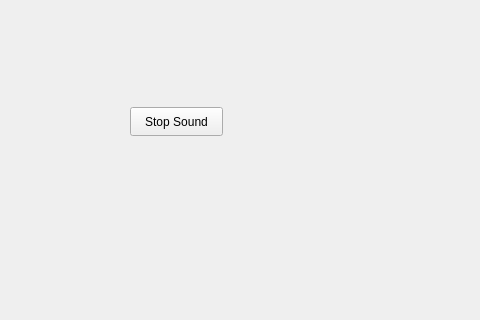
This is AdhanTimes&Sound/mainwindow.ui in HaiidyHossam/QT-Platoon-Infotainment- as Qt 5 draws it before an edit; both pictures show x 90 to 570 and y 103 to 423 of the 800 by 600 pixel window. The edited form follows.
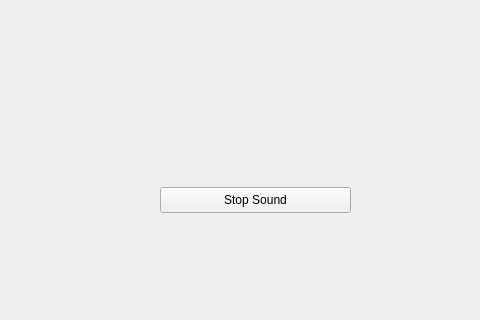
This is the edited form.

```diff
--- a/AdhanTimes&Sound/mainwindow.ui
+++ b/AdhanTimes&Sound/mainwindow.ui
@@ -14,19 +14,6 @@
    <string>MainWindow</string>
   </property>
   <widget class="QWidget" name="centralwidget">
-   <widget class="QPushButton" name="pushButton">
-    <property name="geometry">
-     <rect>
-      <x>220</x>
-      <y>210</y>
-      <width>93</width>
-      <height>29</height>
-     </rect>
-    </property>
-    <property name="text">
-     <string>Stop Sound</string>
-    </property>
-   </widget>
    <widget class="QLabel" name="label">
     <property name="geometry">
      <rect>
@@ -92,6 +79,19 @@
      <string>TextLabel</string>
     </property>
    </widget>
+   <widget class="QPushButton" name="pushButton">
+    <property name="geometry">
+     <rect>
+      <x>250</x>
+      <y>290</y>
+      <width>191</width>
+      <height>26</height>
+     </rect>
+    </property>
+    <property name="text">
+     <string>Stop Sound</string>
+    </property>
+   </widget>
   </widget>
   <widget class="QMenuBar" name="menubar">
    <property name="geometry">
```
Left out of the diff: 2 changed lines with no effect on the pictures.
